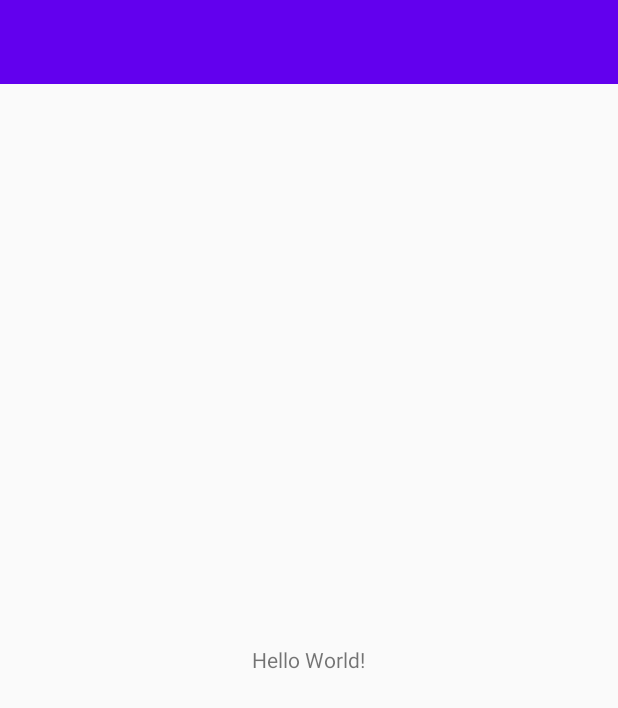
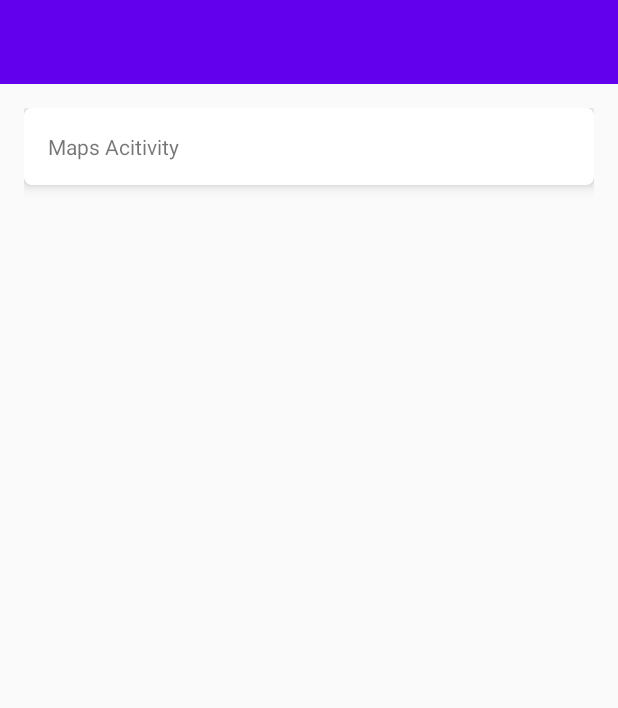
Before and after one commit to MayKT/Tests, an Android app: the screen it shows after launch (MainActivity), on a phone screen of 412 x 824 dp. Shown: the top 708 px of the screen. Run offline under Robolectric (Android 15) with nearby library versions, the phone set to English and light mode, and no system bars; our stand-ins replace ButterKnife, Dagger/Hilt's generated code; pictures from the network do not load; 1 statement that could not run was skipped.

```diff
--- a/app/build.gradle
+++ b/app/build.gradle
@@ -57,6 +57,7 @@ dependencies {
     androidTestImplementation 'androidx.test.ext:junit:1.1.1'
     androidTestImplementation 'androidx.test.espresso:espresso-core:3.2.0'
 
+    implementation 'com.google.android.gms:play-services-maps:17.0.0'
     // add the Firebase SDK for Google Analytics
     implementation 'com.google.firebase:firebase-analytics:17.2.2'
     // Recommended: Add the Firebase SDK for Google Analytics.
@@ -109,5 +110,8 @@ dependencies {
     implementation "androidx.lifecycle:lifecycle-extensions:$lifecycle_version"
     implementation 'com.android.support:design:28.0.0'
 
+    //firebase cloud messaging
+    implementation 'com.google.firebase:firebase-messaging:20.1.7'
+
 
 }
--- a/app/src/main/java/com/mkttestprojects/myapplication/ui/main/MainActivity.java
+++ b/app/src/main/java/com/mkttestprojects/myapplication/ui/main/MainActivity.java
@@ -1,11 +1,28 @@
 package com.mkttestprojects.myapplication.ui.main;
 
 import android.os.Bundle;
+import android.util.Log;
+import android.view.View;
+
+import androidx.annotation.NonNull;
+import androidx.cardview.widget.CardView;
+
+import com.google.android.gms.tasks.OnCompleteListener;
+import com.google.android.gms.tasks.Task;
+import com.google.firebase.iid.FirebaseInstanceId;
+import com.google.firebase.iid.InstanceIdResult;
 import com.mkttestprojects.myapplication.R;
 import com.mkttestprojects.myapplication.common.BaseActivity;
-public class MainActivity extends BaseActivity {
+import com.mkttestprojects.myapplication.ui.maps.MapsActivity;
+
+import butterknife.BindView;
+
+public class MainActivity extends BaseActivity implements View.OnClickListener {
 
     private static final String TAG = "MainActivity";
+
+    @BindView(R.id.cv_maps)
+    CardView cvMaps;
 
     @Override
     protected int getLayoutResource() {
@@ -17,6 +34,37 @@ public class MainActivity extends BaseActivity {
 
         setupToolbar(false);
 
+        testFirebaseMessaging();
+
+        cvMaps.setOnClickListener(this);
+
+
     }
 
+    private void testFirebaseMessaging() {
+        FirebaseInstanceId.getInstance().getInstanceId()
+                .addOnCompleteListener(new OnCompleteListener<InstanceIdResult>() {
+                    @Override
+                    public void onComplete(@NonNull Task<InstanceIdResult> task) {
+                        if (!task.isSuccessful()) {
+                            Log.e(TAG, "onComplete: getInstance failed" + task.getException() );
+                            return;
+                        }
+
+                        // Get new Instance ID token
+                        String token = task.getResult().getToken();
+                        Log.e(TAG, "onComplete: task.getResult.getToken " + token );
+                        //d451lWeKTyq2k7JjMtBkew:APA91bEz_joC8YZ6w4Dc-RZSpOR3Ni2xvh6dmchVopfSrXh93Rch9nY0_NLy4tjV1h_2bOS4dXSQhWcHqz5v5gNe7oHF4hW4i5K6Jkd74jNsLtylcIFrnPtssluwoBKGAskWcZpyZUts
+                    }
+                });
+
+    }
+
+    @Override
+    public void onClick(View v) {
+        switch (v.getId()){
+            case R.id.cv_maps:
+                startActivity(MapsActivity.MapsActivityIntent(MainActivity.this));
+        }
+    }
 }
--- a/app/src/main/res/layout/activity_main.xml
+++ b/app/src/main/res/layout/activity_main.xml
@@ -21,16 +21,21 @@
         android:layout_width="match_parent"
         android:layout_height="match_parent"
         android:layout_margin="16dp"
-        android:gravity="center"
         android:orientation="vertical"
         app:layout_behavior="com.google.android.material.appbar.AppBarLayout$ScrollingViewBehavior"
         >
 
-    <com.mkttestprojects.myapplication.custom_control.MyanTextView
-        android:layout_width="wrap_content"
-        android:layout_height="wrap_content"
-        android:text="Hello World!"
-
-        />
+ <androidx.cardview.widget.CardView
+     android:layout_width="match_parent"
+     android:layout_height="wrap_content"
+     android:id="@+id/cv_maps"
+     app:cardCornerRadius="5dp"
+     app:cardElevation="5dp">
+     <com.mkttestprojects.myapplication.custom_control.MyanTextView
+         android:layout_width="wrap_content"
+         android:layout_height="wrap_content"
+         android:text="Maps Acitivity"
+         android:layout_margin="16dp"/>
+ </androidx.cardview.widget.CardView>
     </LinearLayout>
 </androidx.coordinatorlayout.widget.CoordinatorLayout>
--- /dev/null
+++ b/app/src/main/res/values/dimens.xml
@@ -0,0 +1,4 @@
+<?xml version="1.0" encoding="utf-8"?>
+<resources>
+    <dimen name="margin_normal">16dp</dimen>
+</resources>
--- a/app/src/main/res/values/strings.xml
+++ b/app/src/main/res/values/strings.xml
@@ -1,3 +1,6 @@
 <resources>
     <string name="app_name">My Application</string>
+    <string name="maps_activity">Maps Activity</string>
+    <string name="title_activity_maps">Map</string>
+    <string name="drop_the_pin">12sp</string>
 </resources>
```
Also changed, not shown: app/src/main/AndroidManifest.xml (+32 -0 lines), app/src/main/java/com/mkttestprojects/myapplication/di/ActivityBuildersModule.java (+7 -0 lines), app/src/main/java/com/mkttestprojects/myapplication/di/maps/MapsModule.java (added, +7 -0 lines), app/src/main/java/com/mkttestprojects/myapplication/di/maps/MapsScope.java (added, +13 -0 lines), app/src/main/java/com/mkttestprojects/myapplication/di/maps/MapsViewModelModule.java (added, +7 -0 lines), app/src/main/java/com/mkttestprojects/myapplication/util/MyFirebaseMessagingService.java (added, +24 -0 lines), app/src/main/res/drawable-v24/ic_location.png (added), 1 other file.
